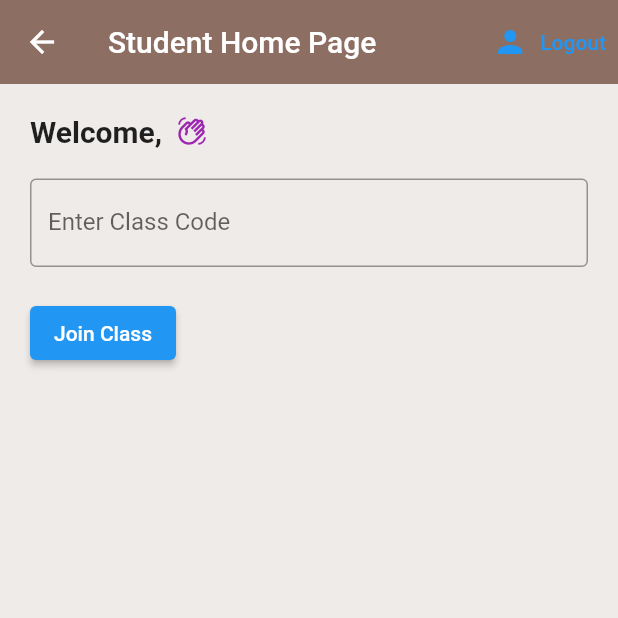
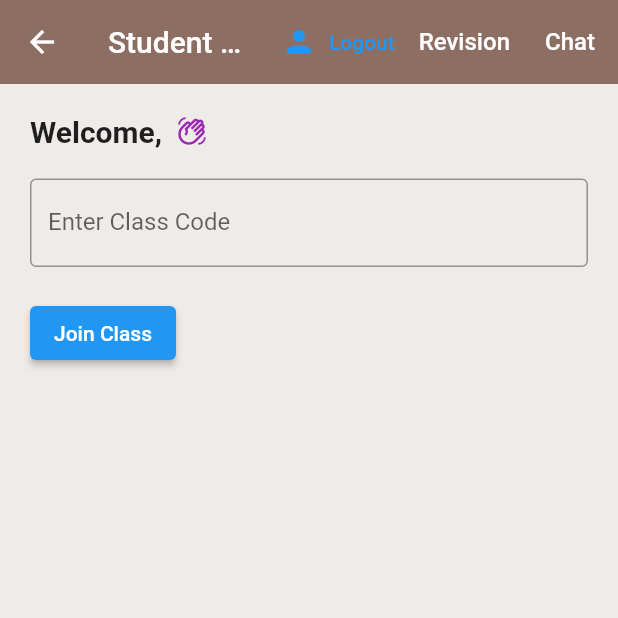
Before and after one commit to BadCodingGuy/final_year_project, a Flutter app: the StudentHome screen opened directly, on a phone screen of 412 x 824 dp, the top half of it. Run offline on Flutter 3.47's test engine with Material 2 defaults, Android fonts, the phone set to English and light mode, and no system bars; our stand-ins replace audioplayers, cloud_firestore, confetti, firebase_auth, firebase_core, flutter_fortune_wheel and 2 more; missing offline and left inert: flutter_timer_countdown; accounts and stored records are empty.

Commit message:
revision

```diff
--- a/lib/Screens/Home/student_home.dart
+++ b/lib/Screens/Home/student_home.dart
@@ -9,6 +9,7 @@ import '../Student pages/example_exit_ticket.dart';
 import '../Student pages/example_interactive.dart';
 import '../Student pages/example_quiz.dart';
 import '../Student pages/example_unplugged.dart';
+import '../Student pages/revison.dart';
 import '../Student pages/traffic_lights.dart';
 
 class StudentHome extends StatefulWidget {
@@ -266,8 +267,46 @@ class _StudentHomeState extends State<StudentHome> {
               await _auth.signOut();
             },
           ),
+          TextButton(
+            child: Text(
+              'Revision',
+              style: TextStyle(
+                color: Colors.white,
+                fontSize: 16.0,
+              ),
+            ),
+            onPressed: () {
+              // Navigate to the RevisionPage
+              Navigator.push(
+                context,
+                MaterialPageRoute(
+                  builder: (context) => RevisionPage(), // Navigate to your revision page
+                ),
+              );
+            },
+          ),
+          TextButton(
+            child: Text(
+              'Chat',
+              style: TextStyle(
+                color: Colors.white,
+                fontSize: 16.0,
+              ),
+            ),
+            onPressed: () {
+              // Navigate to the RevisionPage
+              Navigator.push(
+                context,
+                MaterialPageRoute(
+                  builder: (context) => RevisionPage(), // Navigate to your revision page
+                ),
+              );
+            },
+          ),
         ],
       ),
+
+
       body: Padding(
         padding: const EdgeInsets.all(20.0),
         child: Column(
--- a/pubspec.yaml
+++ b/pubspec.yaml
@@ -42,6 +42,8 @@ dependencies:
   pie_chart: ^5.4.0
   flutter_fortune_wheel: ^1.3.1
   confetti: ^0.7.0
+  web_browser: ^0.7.4
+  url_launcher: ^6.0.0
 
 
 
@@ -90,6 +92,10 @@ flutter:
     - assets/unplugged/unplugged 3.png
     - assets/unplugged/unplugged 4.png
     - assets/unplugged/unplugged 5.png
+    - assets/ada.png
+    - assets/bitesize.png
+    - assets/Craig-n-Dave.png
+    - assets/revision.jpg
   # An image asset can refer to one or more resolution-specific "variants", see
   # https://flutter.dev/assets-and-images/#resolution-aware
 
```
Also changed, not shown: lib/Screens/Student pages/revison.dart (added, +73 -0 lines), assets/Craig-n-Dave.png (added), assets/ada.png (added), assets/bitesize.png (added), assets/revision.jpg (added), pubspec.lock, 5 other files.
